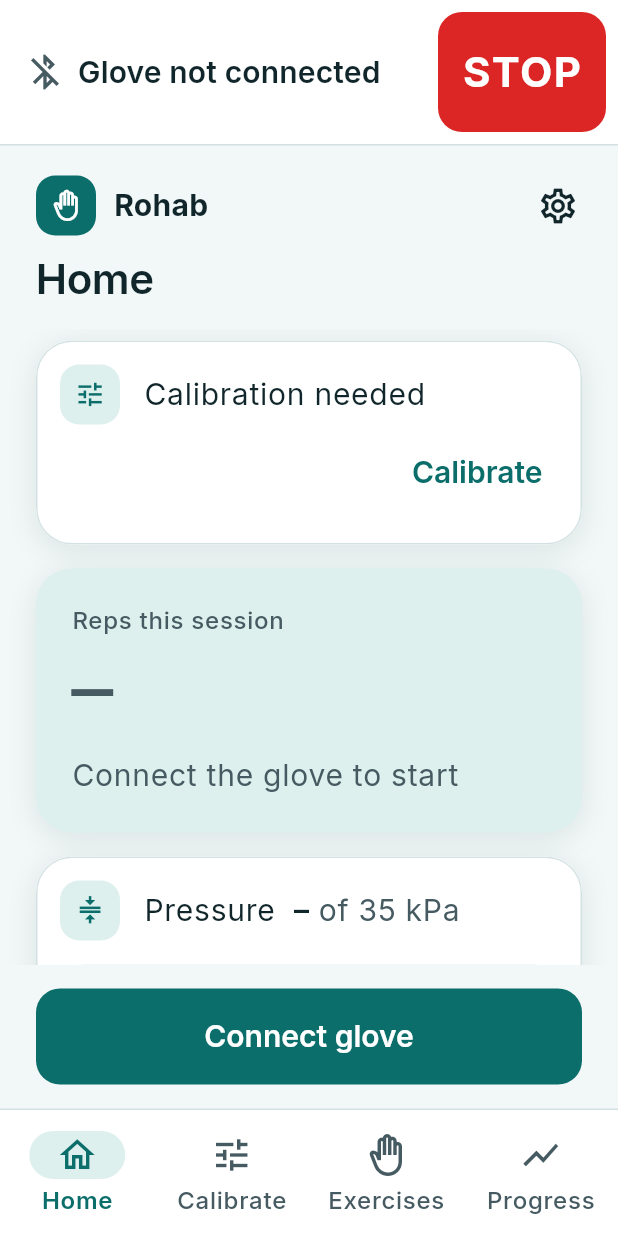
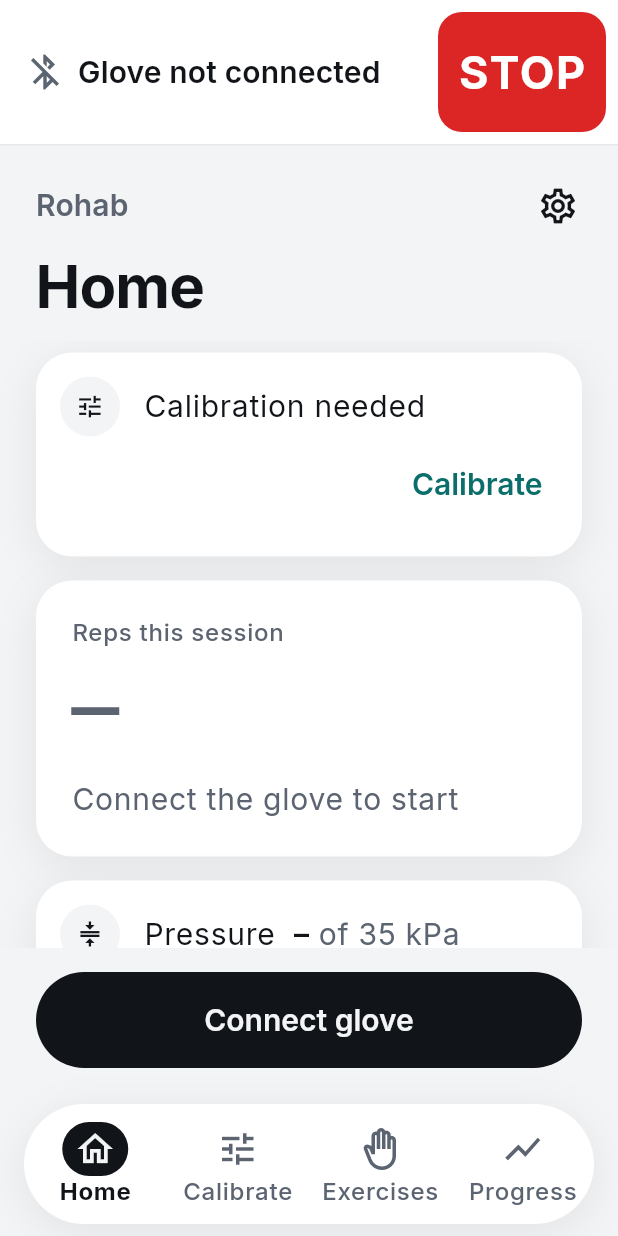
Before and after one commit to svat44/rohab, a Flutter app: the screen it shows after launch, on a phone screen of 412 x 824 dp. Run offline on Flutter 3.47's test engine with Material 3 defaults, Android fonts, the phone set to English and light mode, and no system bars; our stand-ins replace camera, drift, flutter_riverpod, go_router, material_ui, permission_handler and 1 more; missing offline and left inert: mediapipe_vision; accounts and stored records are empty; generated files the repository leaves out were written again.

Commit message:
Restyle to a quieter, reference-based look
Off-white background, plain white cards without borders, near-black pill
buttons, a floating pill bottom nav with a dark active tab, large bold
headlines, neutral icon circles and chips. Colour is kept for data and
status only. Replaces the teal-filled hero panels and brand badge.

Co-Authored-By: Claude Sonnet 5.5 <noreply@anthropic.com>
Claude-Session: https://claude.ai/code/session_01TF1RyfP2a3aq2qMZqLEcxo

```diff
--- a/lib/screens/exercises/camera_exercise_flow.dart
+++ b/lib/screens/exercises/camera_exercise_flow.dart
@@ -602,10 +602,10 @@ class _NumberedStep extends StatelessWidget {
             height: RohabSpace.s32,
             alignment: Alignment.center,
             decoration:
-                BoxDecoration(color: c.accentSoft, shape: BoxShape.circle),
+                BoxDecoration(color: c.background, shape: BoxShape.circle),
             child: Text('$number',
                 style: t.labelMedium
-                    ?.copyWith(color: c.accent, fontWeight: FontWeight.w700)),
+                    ?.copyWith(color: c.text, fontWeight: FontWeight.w700)),
           ),
           const SizedBox(width: RohabSpace.s16),
           Expanded(child: Text(text, style: t.bodyLarge)),
--- a/lib/screens/exercises/camera_layout.dart
+++ b/lib/screens/exercises/camera_layout.dart
@@ -100,7 +100,7 @@ class _Preview extends StatelessWidget {
           aspectRatio: aspect,
           child: DecoratedBox(
             decoration: BoxDecoration(
-              border: Border.all(color: c.accent, width: RohabShape.strongBorder),
+              border: Border.all(color: c.divider, width: RohabShape.border),
               borderRadius: radius,
             ),
             child: ClipRRect(
--- a/lib/screens/exercises/program_screen.dart
+++ b/lib/screens/exercises/program_screen.dart
@@ -123,7 +123,6 @@ class _Today extends StatelessWidget {
       primary: primary,
       children: [
         RohabCard(
-          tint: true,
           padding: const EdgeInsets.all(RohabSpace.s24),
           child: Column(
             crossAxisAlignment: CrossAxisAlignment.stretch,
@@ -133,7 +132,6 @@ class _Today extends StatelessWidget {
                 child: InfoChip(
                   'Level ${plan.level} · ${ProgramScreen.levelNames[plan.level]}',
                   icon: Icons.stairs_outlined,
-                  filled: true,
                 ),
               ),
               const SizedBox(height: RohabSpace.s16),
--- a/lib/screens/home_screen.dart
+++ b/lib/screens/home_screen.dart
@@ -116,7 +116,6 @@ class _HomeScreenState extends ConsumerState<HomeScreen> {
                   ],
                   // The reps and what the hand is doing share one hero card.
                   RohabCard(
-                    tint: true,
                     padding: const EdgeInsets.all(RohabSpace.s24),
                     child: Column(
                       crossAxisAlignment: CrossAxisAlignment.start,
--- a/lib/screens/settings/settings_screen.dart
+++ b/lib/screens/settings/settings_screen.dart
@@ -52,6 +52,7 @@ class _SettingsScreenState extends ConsumerState<SettingsScreen> {
     final size = ref.watch(textSizeProvider);
 
     return ListView(
+      scrollCacheExtent: const ScrollCacheExtent.pixels(2000),
       padding: const EdgeInsets.fromLTRB(
           RohabSpace.s24, 0, RohabSpace.s24, RohabSpace.s24),
       children: [
--- a/lib/theme/app_theme.dart
+++ b/lib/theme/app_theme.dart
@@ -51,8 +51,8 @@ ThemeData buildTheme(Brightness brightness) {
     headlineMedium: TextStyle(
       fontSize: RohabType.title,
       height: 1.2,
-      fontWeight: FontWeight.w600,
-      letterSpacing: -0.3,
+      fontWeight: FontWeight.w700,
+      letterSpacing: -0.6,
       color: p.text,
     ),
     // Single instruction on a calibration step.
@@ -125,15 +125,15 @@ ThemeData buildTheme(Brightness brightness) {
       margin: EdgeInsets.zero,
       shape: RoundedRectangleBorder(
         borderRadius: BorderRadius.circular(RohabShape.card),
-        side: BorderSide(color: p.divider),
+        side: BorderSide.none,
       ),
     ),
     outlinedButtonTheme: OutlinedButtonThemeData(
       style: OutlinedButton.styleFrom(
-        foregroundColor: p.accent,
+        foregroundColor: p.text,
         minimumSize: const Size.fromHeight(RohabSize.primaryButtonHeight),
-        side: BorderSide(color: p.accent, width: RohabShape.strongBorder),
-        shape: RoundedRectangleBorder(borderRadius: radius),
+        side: BorderSide(color: p.text, width: RohabShape.strongBorder),
+        shape: const StadiumBorder(),
         textStyle: text.labelLarge,
       ),
     ),
@@ -145,13 +145,14 @@ ThemeData buildTheme(Brightness brightness) {
     ),
     filledButtonTheme: FilledButtonThemeData(
       style: FilledButton.styleFrom(
-        backgroundColor: p.accent,
-        foregroundColor: p.onAccent,
+        // Near-black pill, like the reference apps; colour stays for data.
+        backgroundColor: p.text,
+        foregroundColor: p.background,
         disabledBackgroundColor: p.divider,
         disabledForegroundColor: p.secondary,
         minimumSize: const Size.fromHeight(RohabSize.primaryButtonHeight),
         elevation: 0,
-        shape: RoundedRectangleBorder(borderRadius: radius),
+        shape: const StadiumBorder(),
         textStyle: text.labelLarge,
       ),
     ),
--- a/lib/widgets/app_shell.dart
+++ b/lib/widgets/app_shell.dart
@@ -6,7 +6,6 @@ import 'package:material_ui/material_ui.dart';
 import '../app/providers.dart';
 import '../glove/mock_glove_service.dart';
 import '../theme/app_theme.dart';
-import 'rohab_widgets.dart';
 import 'bottom_nav.dart';
 import 'immersive.dart';
 import '../debug/debug_menu.dart';
@@ -135,17 +134,9 @@ class _Header extends ConsumerWidget {
                       ? () => showDebugMenu(context,
                           mockGlove: glove is MockGloveService ? glove : null)
                       : null,
-                  child: Row(
-                    children: [
-                      const IconBadge(Icons.back_hand_outlined,
-                          size: 40, solid: true),
-                      const SizedBox(width: RohabSpace.s8 + 4),
-                      Text(
-                        RohabTokens.name,
-                        style: t.labelLarge?.copyWith(
-                            fontWeight: FontWeight.w700, letterSpacing: 0.2),
-                      ),
-                    ],
+                  child: Text(
+                    RohabTokens.name,
+                    style: t.labelLarge?.copyWith(color: c.secondary),
                   ),
                 ),
               ),
@@ -167,7 +158,8 @@ class _Header extends ConsumerWidget {
           ),
           Semantics(
             header: true,
-            child: Text(title, style: t.headlineMedium),
+            child: Text(title,
+                style: t.headlineMedium?.copyWith(fontSize: 40, height: 1.05)),
           ),
         ],
       ),
--- a/lib/widgets/bottom_nav.dart
+++ b/lib/widgets/bottom_nav.dart
@@ -27,15 +27,24 @@ class BottomNav extends StatelessWidget {
     final c = context.colors;
     final label = Theme.of(context).textTheme.labelMedium!;
 
-    return Container(
+    // Floating white pill; the active tab is a near-black circle, so it
+    // is not told apart by colour alone (it also has a bold label).
+    return SafeArea(
+      top: false,
+      child: Padding(
+        padding: const EdgeInsets.fromLTRB(
+            RohabSpace.s16, RohabSpace.s8, RohabSpace.s16, RohabSpace.s8),
+        child: DecoratedBox(
           decoration: BoxDecoration(
             color: c.surface,
-        border: Border(top: BorderSide(color: c.divider)),
+            borderRadius: BorderRadius.circular(40),
+            boxShadow: [
+              BoxShadow(
+                  color: c.shadow, blurRadius: 24, offset: const Offset(0, 6)),
+            ],
           ),
-      child: SafeArea(
-        top: false,
           child: SizedBox(
-          height: RohabSize.touchTarget + RohabSpace.s16 + 4,
+            height: RohabSize.touchTarget + RohabSpace.s16,
             child: Row(
               children: [
                 for (var i = 0; i < destinations.length; i++)
@@ -44,45 +53,41 @@ class BottomNav extends StatelessWidget {
                       selected: i == selectedIndex,
                       button: true,
                       child: InkWell(
+                        borderRadius: BorderRadius.circular(40),
                         onTap: () => onSelected(i),
                         child: Column(
                           mainAxisAlignment: MainAxisAlignment.center,
                           children: [
-                          // Active tab sits in a soft pill, so it is not
-                          // told apart by color alone.
                             AnimatedContainer(
                               duration: RohabMotion.max,
-                            width: 64,
-                            height: 32,
+                              width: 44,
+                              height: 36,
                               decoration: BoxDecoration(
                                 color: i == selectedIndex
-                                  ? c.accentSoft
+                                    ? c.text
                                     : Colors.transparent,
-                              borderRadius: BorderRadius.circular(16),
+                                borderRadius: BorderRadius.circular(18),
                               ),
                               child: Icon(
                                 destinations[i].icon,
                                 size: RohabSize.icon,
-                              color:
-                                  i == selectedIndex ? c.accent : c.secondary,
+                                color: i == selectedIndex
+                                    ? c.background
+                                    : c.secondary,
                               ),
                             ),
-                          const SizedBox(height: RohabSpace.s8 / 2),
-                          // Shrinks (never below 16sp at the default size)
-                          // rather than running into the next label.
                             FittedBox(
                               fit: BoxFit.scaleDown,
                               child: Text(
                                 destinations[i].label,
                                 maxLines: 1,
-                              overflow: TextOverflow.visible,
                                 softWrap: false,
                                 style: label.copyWith(
                                   color: i == selectedIndex
-                                    ? c.accent
+                                      ? c.text
                                       : c.secondary,
                                   fontWeight: i == selectedIndex
-                                    ? FontWeight.w600
+                                      ? FontWeight.w700
                                       : FontWeight.w500,
                                 ),
                               ),
@@ -96,6 +101,7 @@ class BottomNav extends StatelessWidget {
             ),
           ),
         ),
+      ),
     );
   }
 }
--- a/lib/widgets/rohab_widgets.dart
+++ b/lib/widgets/rohab_widgets.dart
@@ -31,14 +31,14 @@ class RohabCard extends StatelessWidget {
       decoration: BoxDecoration(
         borderRadius: radius,
         boxShadow: [
-          BoxShadow(color: c.shadow, blurRadius: 16, offset: const Offset(0, 4)),
+          BoxShadow(color: c.shadow, blurRadius: 24, offset: const Offset(0, 6)),
         ],
       ),
       child: Material(
         color: tint ? c.accentSoft : c.surface,
         shape: RoundedRectangleBorder(
           borderRadius: radius,
-          side: BorderSide(color: tint ? c.accentSoft : c.divider),
+          side: BorderSide.none,
         ),
         clipBehavior: Clip.antiAlias,
         child: InkWell(
@@ -60,7 +60,7 @@ class IconBadge extends StatelessWidget {
   final IconData icon;
   final double size;
 
-  /// Solid accent with a light icon, instead of the soft tint.
+  /// Near-black circle with a light icon, instead of the quiet gray one.
   final bool solid;
 
   @override
@@ -71,11 +71,11 @@ class IconBadge extends StatelessWidget {
         width: size,
         height: size,
         decoration: BoxDecoration(
-          color: solid ? c.accent : c.accentSoft,
-          borderRadius: BorderRadius.circular(size * 0.32),
+          color: solid ? c.text : c.background,
+          shape: BoxShape.circle,
         ),
         child: Icon(icon,
-            size: size * 0.52, color: solid ? c.onAccent : c.accent),
+            size: size * 0.48, color: solid ? c.background : c.text),
       ),
     );
   }
@@ -95,11 +95,11 @@ class InfoChip extends StatelessWidget {
   Widget build(BuildContext context) {
     final c = context.colors;
     final t = Theme.of(context).textTheme.labelMedium!;
-    final fg = filled ? c.onAccent : c.accent;
+    final fg = filled ? c.background : c.secondary;
     return DecoratedBox(
       decoration: BoxDecoration(
-        color: filled ? c.accent : c.accentSoft,
-        borderRadius: BorderRadius.circular(RohabShape.radius),
+        color: filled ? c.text : c.background,
+        borderRadius: BorderRadius.circular(RohabShape.card),
       ),
       child: Padding(
         padding: const EdgeInsets.symmetric(
```
Also changed, not shown: lib/theme/tokens.dart (+13 -13 lines), 1 other file. Lines whose indentation alone changed are shown as unchanged.
